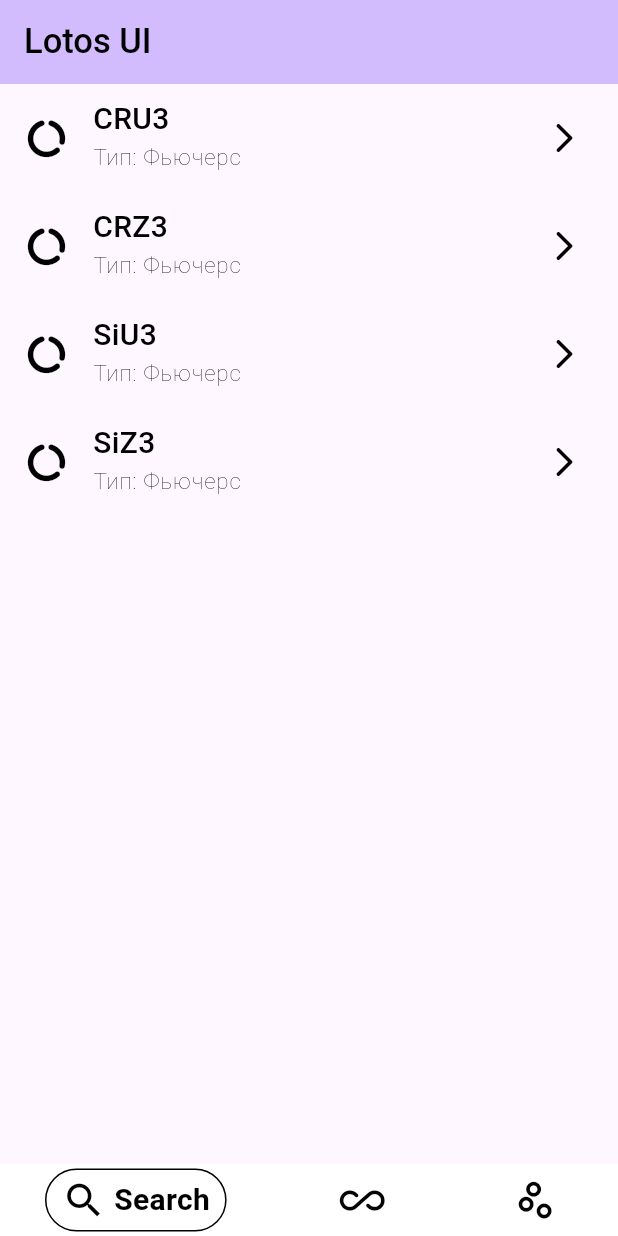
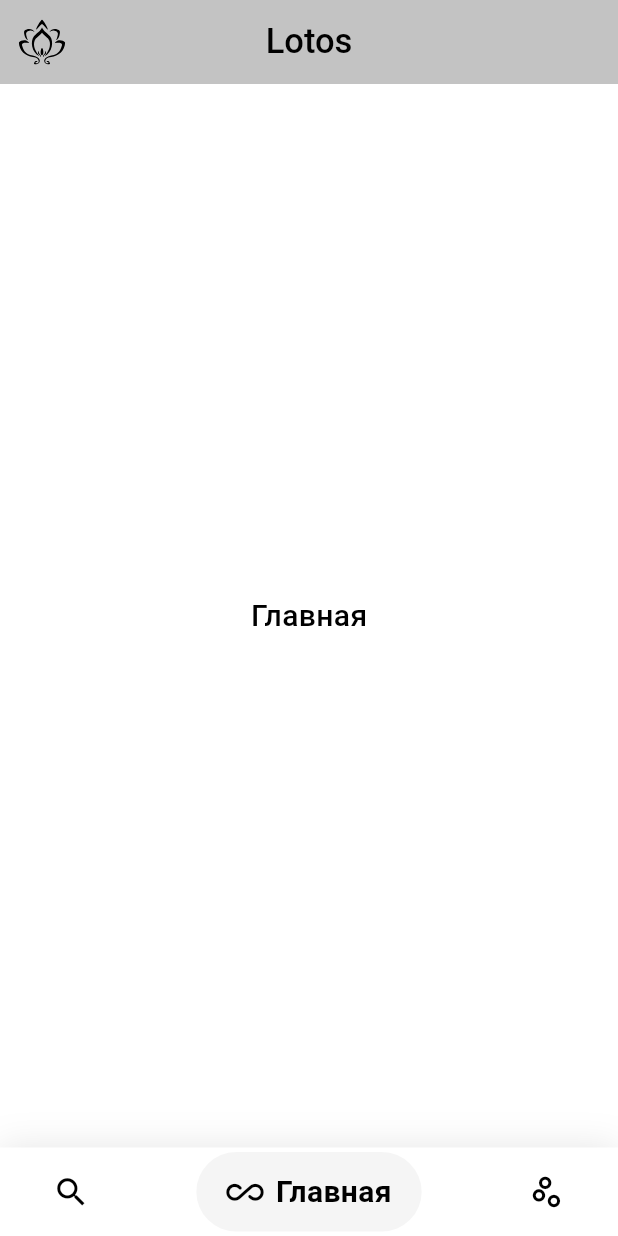
Before and after one commit to Rei-Ki/AutoTrader_UI, a Flutter app: the screen it shows after launch, on a phone screen of 412 x 824 dp. Run offline on Flutter 3.47's test engine with Material 2 defaults, Android fonts, the phone set to English and light mode, and no system bars; drawn by our look-alikes of google_nav_bar; our stand-ins replace flutter_bloc, flutter_svg.

Commit message:
Сделал корректную навигацию

```diff
--- a/lib/view/home/home.dart
+++ b/lib/view/home/home.dart
@@ -1,7 +1,8 @@
 import 'package:flutter/material.dart';
+import 'package:flutter_svg/flutter_svg.dart';
 import 'package:lotosui/bloc/some_bloc.dart';
 import 'package:lotosui/variables.dart';
-import 'package:lotosui/view/home/nav_bar.dart';
+import 'package:google_nav_bar/google_nav_bar.dart';
 
 class LotosHome extends StatefulWidget {
   const LotosHome({super.key, required this.title});
@@ -14,6 +15,19 @@ class LotosHome extends StatefulWidget {
 
 class _LotosHomeState extends State<LotosHome> {
   final _someInstanceBloc = SomeBloc();
+  final instrumentsInfo = instruments;
+  int _selectedIndex = 1;
+  static const List<Widget> _widgetOptions = <Widget>[
+    InstrumentTileWidget(
+      instrumentName: "Название инструмента",
+    ),
+    Text(
+      'Главная',
+    ),
+    Text(
+      'Графики',
+    ),
+  ];
 
   @override
   void initState() {
@@ -23,26 +37,60 @@ class _LotosHomeState extends State<LotosHome> {
 
   @override
   Widget build(BuildContext context) {
-    final theme = Theme.of(context);
-    final instrumentsInfo = instruments;
-
     return Scaffold(
+      backgroundColor: Colors.white,
       appBar: AppBar(
-        backgroundColor: Theme.of(context).colorScheme.inversePrimary,
-        title: Text(widget.title),
+        elevation: 10,
+        centerTitle: true,
+        surfaceTintColor: Colors.black12,
+        backgroundColor: Colors.black12,
+        leading: IconButton(
+          onPressed: () {},
+          icon: SvgPicture.asset('assets/svg/Lotos.svg', height: 30),
+        ),
+        title: const Text('Lotos'),
       ),
-      bottomNavigationBar: navBar,
-      // ignore: unnecessary_null_comparison
-      body: (instrumentsInfo == null)
-          ? const SizedBox()
-          : ListView.builder(
-              itemCount: instrumentsInfo.length,
-              itemBuilder: (context, i) {
-                final instrumentName = instrumentsInfo[i];
-
-                return InstrumentTileWidget(
-                    instrumentName: instrumentName, theme: theme);
-              }),
+      body: Center(
+        child: _widgetOptions.elementAt(_selectedIndex),
+      ),
+      bottomNavigationBar: Container(
+        decoration: BoxDecoration(
+          color: Colors.white,
+          boxShadow: [
+            BoxShadow(
+              blurRadius: 20,
+              color: Colors.black.withOpacity(.1),
+            )
+          ],
+        ),
+        child: SafeArea(
+          child: Padding(
+            padding: const EdgeInsets.symmetric(horizontal: 15.0, vertical: 3),
+            child: GNav(
+              rippleColor: Colors.grey[300]!,
+              hoverColor: Colors.grey[100]!,
+              activeColor: Colors.black,
+              gap: 8,
+              iconSize: 25,
+              padding: const EdgeInsets.symmetric(horizontal: 20, vertical: 12),
+              duration: const Duration(milliseconds: 400),
+              tabBackgroundColor: Colors.grey[100]!,
+              color: Colors.black,
+              tabs: const [
+                GButton(icon: Icons.search, text: 'Поиск'),
+                GButton(icon: Icons.all_inclusive_rounded, text: 'Главная'),
+                GButton(icon: Icons.scatter_plot_outlined, text: 'Графики'),
+              ],
+              selectedIndex: _selectedIndex,
+              onTabChange: (index) {
+                setState(() {
+                  _selectedIndex = index;
+                });
+              },
+            ),
+          ),
+        ),
+      ),
     );
   }
 }
@@ -51,24 +99,21 @@ class InstrumentTileWidget extends StatelessWidget {
   const InstrumentTileWidget({
     super.key,
     required this.instrumentName,
-    required this.theme,
   });
 
   final String instrumentName;
-  final ThemeData theme;
 
   @override
   Widget build(BuildContext context) {
     return ListTile(
       leading: const Icon(Icons.data_usage_rounded, size: 30),
-      trailing: const Icon(Icons.arrow_forward_ios_rounded),
       title: Text(
         instrumentName,
-        style: theme.textTheme.bodyMedium,
+        style: Theme.of(context).textTheme.bodyMedium,
       ),
       subtitle: Text(
         "Тип: Фьючерс",
-        style: theme.textTheme.labelSmall,
+        style: Theme.of(context).textTheme.labelSmall,
       ),
       onTap: () {
         Navigator.of(context).pushNamed(
--- a/lib/view/home/nav_bar.dart
+++ /dev/null
@@ -1,32 +0,0 @@
-import 'package:flutter/material.dart';
-import 'package:google_nav_bar/google_nav_bar.dart';
-
-final navBar = Container(
-  color: Colors.white,
-  child: Padding(
-    padding: const EdgeInsets.symmetric(horizontal: 30, vertical: 3),
-    child: GNav(
-      tabActiveBorder: Border.all(color: Colors.black),
-      gap: 5,
-      color: const Color.fromARGB(255, 0, 0, 0),
-      activeColor: Colors.black,
-      iconSize: 30,
-      padding: const EdgeInsets.symmetric(horizontal: 10, vertical: 5),
-      // textSize: 10,
-      tabs: const [
-        GButton(
-          icon: Icons.search,
-          text: 'Search',
-        ),
-        GButton(
-          icon: Icons.all_inclusive_rounded,
-          text: 'Home',
-        ),
-        GButton(
-          icon: Icons.scatter_plot_outlined,
-          text: 'Графики',
-        ),
-      ],
-    ),
-  ),
-);
```
Also changed, not shown: lib/test.dart (added, +96 -0 lines), assets/svg/Lotos.svg (added).
